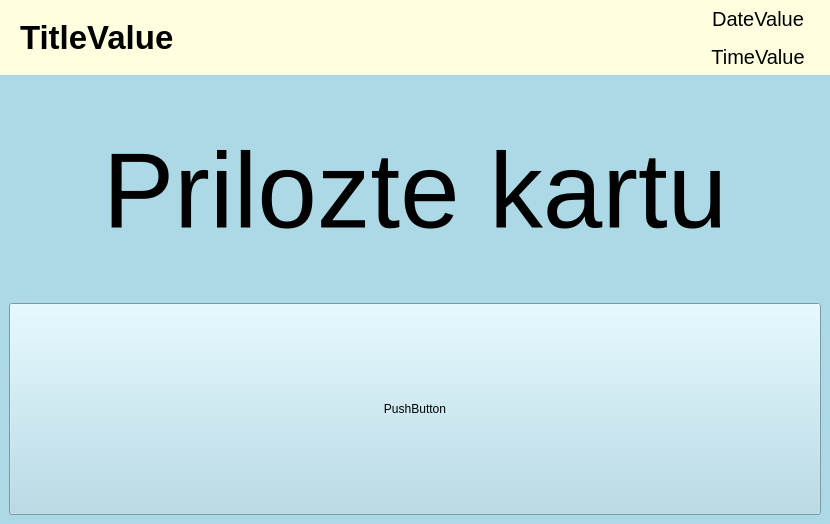
KelloTomas/CVUTMasterThesis, file ServerApp/SubApps/Inform/Layouts/ScanCardLayout.ui: the form before one commit.
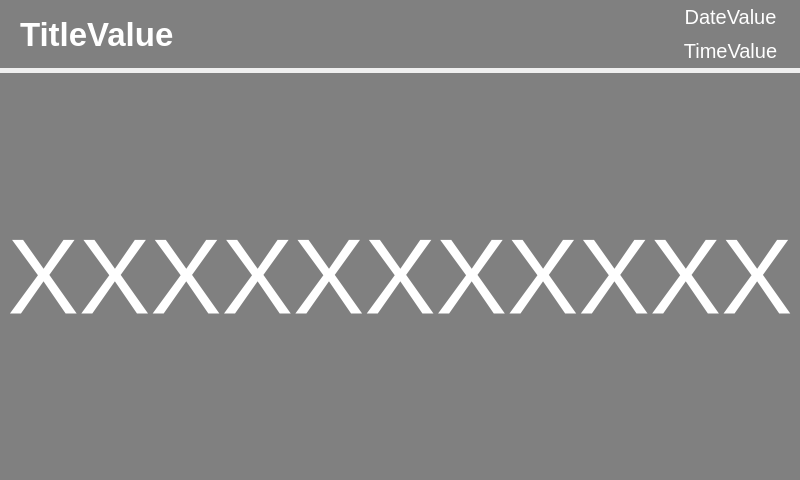
The form after the commit.

The edit to the form file:
```diff
--- a/ServerApp/SubApps/Inform/Layouts/ScanCardLayout.ui
+++ b/ServerApp/SubApps/Inform/Layouts/ScanCardLayout.ui
@@ -6,8 +6,8 @@
    <rect>
     <x>0</x>
     <y>0</y>
-    <width>830</width>
-    <height>524</height>
+    <width>800</width>
+    <height>480</height>
    </rect>
   </property>
   <property name="windowTitle">
@@ -15,7 +15,7 @@
   </property>
   <layout class="QVBoxLayout" name="verticalLayout_2" stretch="1,6">
    <property name="spacing">
-    <number>0</number>
+    <number>5</number>
    </property>
    <property name="leftMargin">
     <number>0</number>
@@ -38,7 +38,7 @@
       </sizepolicy>
      </property>
      <property name="styleSheet">
-      <string notr="true">background:LightYellow</string>
+      <string notr="true">background:Gray</string>
      </property>
      <property name="class" stdset="0">
       <string>lightPanelStyle</string>
@@ -74,6 +74,9 @@
           <bold>true</bold>
          </font>
         </property>
+        <property name="styleSheet">
+         <string notr="true">color:white</string>
+        </property>
         <property name="text">
          <string>TitleValue</string>
         </property>
@@ -119,6 +122,9 @@
              <pointsize>15</pointsize>
             </font>
            </property>
+           <property name="styleSheet">
+            <string notr="true">color:white</string>
+           </property>
            <property name="text">
             <string>DateValue</string>
            </property>
@@ -143,6 +149,9 @@
              <pointsize>15</pointsize>
             </font>
            </property>
+           <property name="styleSheet">
+            <string notr="true">color:white</string>
+           </property>
            <property name="text">
             <string>TimeValue</string>
            </property>
@@ -169,7 +178,7 @@
       </sizepolicy>
      </property>
      <property name="styleSheet">
-      <string notr="true">background:lightBlue</string>
+      <string notr="true">background:Gray</string>
      </property>
      <property name="class" stdset="0">
       <string>darkPanelStyle</string>
@@ -188,8 +197,11 @@
           <pointsize>80</pointsize>
          </font>
         </property>
+        <property name="styleSheet">
+         <string notr="true">color:white</string>
+        </property>
         <property name="text">
-         <string>Prilozte kartu</string>
+         <string>XXXXXXXXXXXXX</string>
         </property>
         <property name="alignment">
          <set>Qt::AlignCenter</set>
@@ -202,19 +214,6 @@
         </property>
        </widget>
       </item>
-      <item>
-       <widget class="QPushButton" name="pushButton">
-        <property name="sizePolicy">
-         <sizepolicy hsizetype="Ignored" vsizetype="Ignored">
-          <horstretch>0</horstretch>
-          <verstretch>0</verstretch>
-         </sizepolicy>
-        </property>
-        <property name="text">
-         <string>PushButton</string>
-        </property>
-       </widget>
-      </item>
      </layout>
     </widget>
    </item>
```
